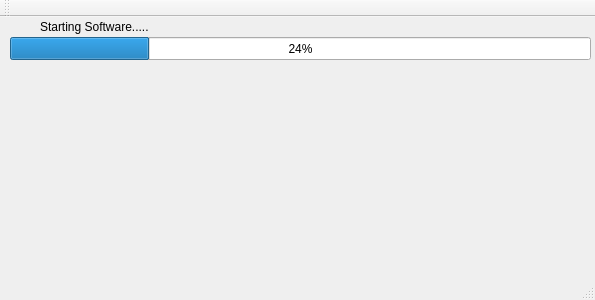
This is mainwindow.ui in chidelmun/SNA as Qt 5 draws it before an edit. The edited form follows.
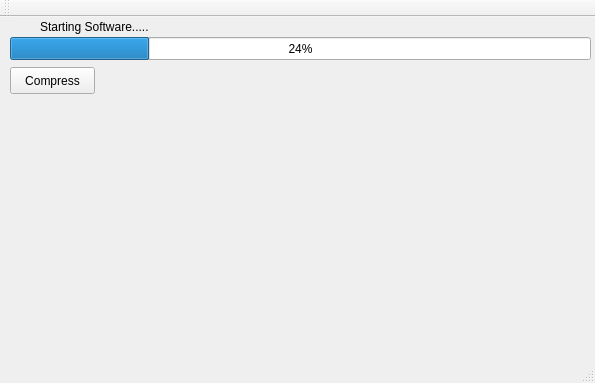
This is the edited form.

```diff
--- a/mainwindow.ui
+++ b/mainwindow.ui
@@ -7,7 +7,7 @@
     <x>0</x>
     <y>0</y>
     <width>595</width>
-    <height>300</height>
+    <height>383</height>
    </rect>
   </property>
   <property name="windowTitle">
@@ -40,6 +40,19 @@
      <string>Starting Software.....</string>
     </property>
    </widget>
+   <widget class="QPushButton" name="pushButton">
+    <property name="geometry">
+     <rect>
+      <x>10</x>
+      <y>50</y>
+      <width>85</width>
+      <height>27</height>
+     </rect>
+    </property>
+    <property name="text">
+     <string>Compress</string>
+    </property>
+   </widget>
   </widget>
   <widget class="QMenuBar" name="menuBar">
    <property name="geometry">
```
